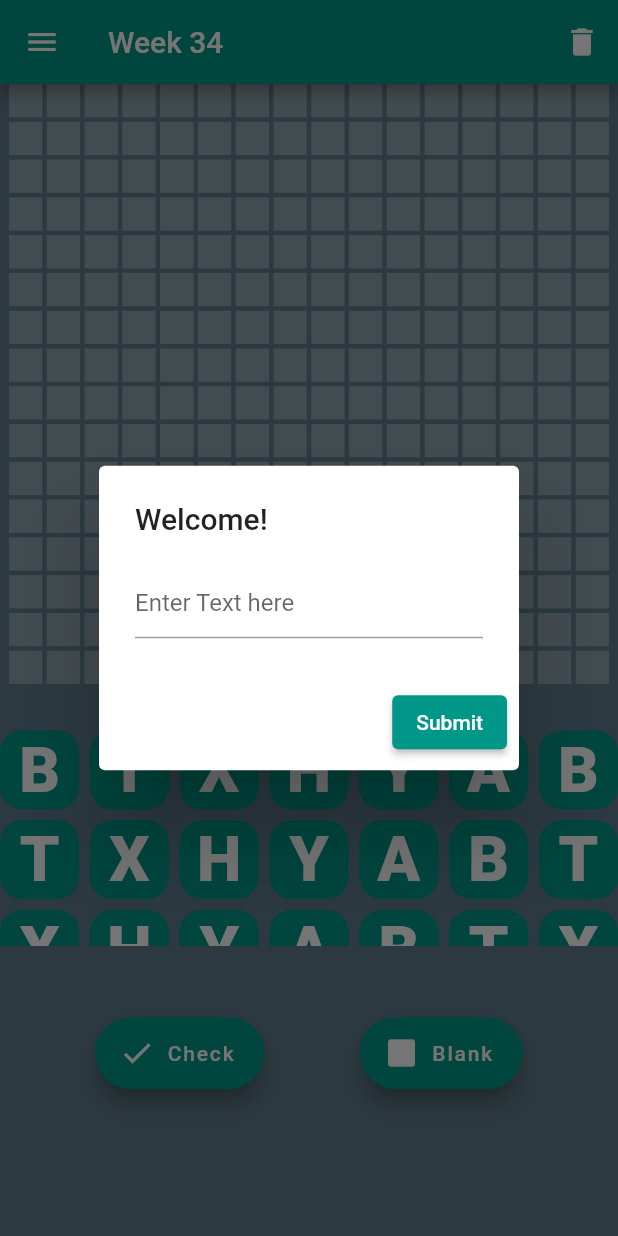
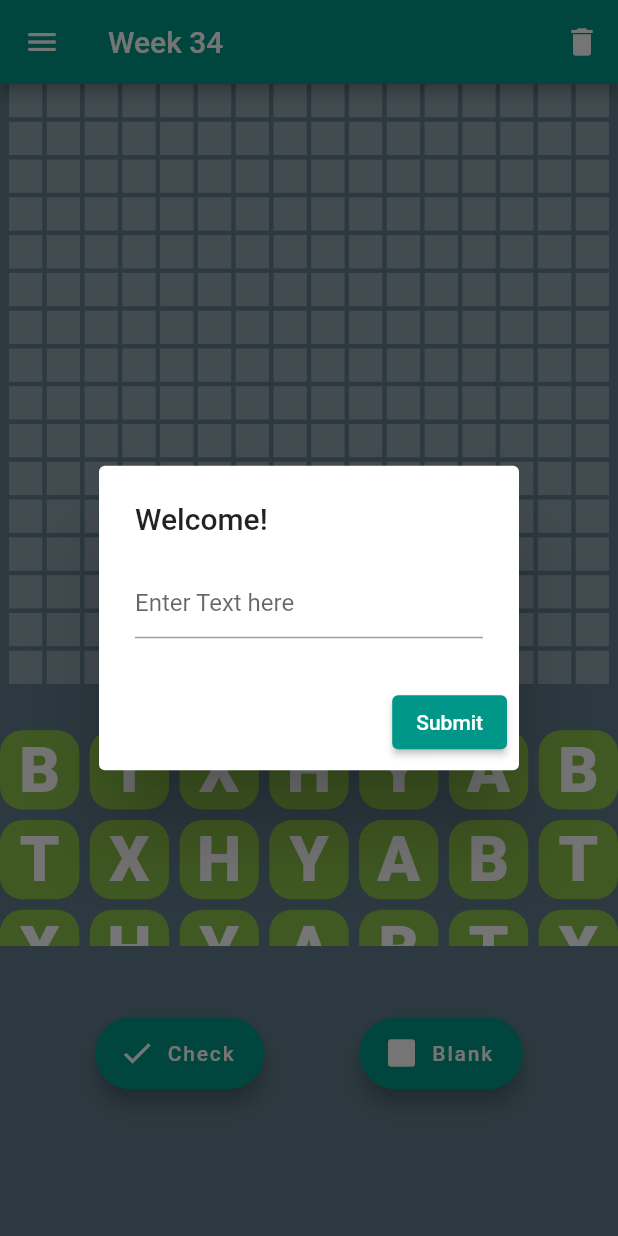
Before and after one commit to jasonworden37/letr, a Flutter app: the screen it shows after launch, on a phone screen of 412 x 824 dp. Run offline on Flutter 3.47's test engine with Material 2 defaults, Android fonts, the phone set to English and light mode, and no system bars; drawn by our look-alikes of google_mobile_ads; our stand-ins replace google_fonts, shared_preferences; missing offline and left inert: animated_widgets; network calls fail; Roboto replaces fonts that are missing (Grandstander).

Commit message:
Finally caught up on all comments for functions and variables.

```diff
--- a/lib/Tile.dart
+++ b/lib/Tile.dart
@@ -4,15 +4,25 @@ import 'package:google_fonts/google_fonts.dart';
 import 'home.dart';
 
 class Tile extends StatefulWidget {
+  /// The letter that the tile is representing
   String letter;
+  /// The specific hash for the tile, this is important because if we have two
+  /// tiles that are the same letter, we would have no way of telling the actual
+  /// objects apart unless each one had a has
   int hash;
-  bool vis;
+  /// Boolean variable to indicate if a tile should be visible or not. It should
+  /// always be visible if it has not been placed on the target board. And it
+  /// should never be visible if it has been placed on the target board.
+  bool visibility;
+  /// Controller Object that is used so that the home page and target class
+  /// can communicate with this class
   final TileController controller;
 
+  /// Constructor for this class
   Tile(
       {Key? key,
       required this.letter,
-      required this.vis,
+      required this.visibility,
       required this.controller,
       required this.hash})
       : super(key: key);
@@ -22,43 +32,74 @@ class Tile extends StatefulWidget {
 }
 
 class _Tile extends State<Tile> {
+  /// Constructor for _Tile class
   _Tile(TileController _controller) {
-    _controller.setVis = setVisa;
+    _controller.setVisibility = setVisibility;
   }
 
-  void setVisa()
+  /// A function that is passed to the TileController. When called, it sets
+  /// the visibility of the specific widget to true. This can be called from the
+  /// target class when a user taps a target to get rid of the letter
+  void setVisibility()
   {
     setState(() {
-      widget.vis = true;
+      widget.visibility = true;
     });
   }
 
+  /// Our main widget for the Tile Class
   @override
   Widget build(BuildContext context) {
+    /// This widget allows our container to be draggable
     return Draggable<Let>(
       data: Let(widget.letter, widget.hash),
-      child: Container(
-          height: 50,
-          width: 50,
+      /// This widget allows our container to be visible or invisible
+      /// This Draggable child is the thing we see when the tile is in the
+      /// rack of letters
+      child: Visibility(
+          visible: widget.visibility,
+          maintainSize: true,
+          maintainAnimation: true,
+          maintainState: true,
+          /// Our actual container for the tile
+          child: Container(
+              height: 25,
+              width: 25,
               decoration: const BoxDecoration(
-                color: Colors.teal,
+                color: Colors.lightGreen,
                 borderRadius: BorderRadius.all(Radius.circular(15.0)),
               ),
               child: Center(
                   child: Text(widget.letter,
-                      style: GoogleFonts.grandstander(fontSize: 42,fontWeight: FontWeight.w900, color: Colors.white)))),
+                      style: GoogleFonts.grandstander(fontSize: 42,fontWeight: FontWeight.w900, color: Colors.white))))),
+      /// This feedback container for Draggable is what we see while we are dragging
+      /// the object. This is a little different than when it is set in place
       feedback: Container(
-          height: 38,
-          width: 38,
+          height: 50,
+          width: 50,
           decoration: const BoxDecoration(
-            color: Colors.yellow,
+            color: Colors.lightGreen,
             borderRadius: BorderRadius.all(Radius.circular(15.0)),
           ),
           child: Center(
               child: Text(widget.letter,
                   style: GoogleFonts.grandstander(fontSize: 42,fontWeight: FontWeight.w900, color: Colors.white, decoration: TextDecoration.none)))),
+      /// This childWhenDragging container is what we see on the rack of letters
+      /// while we are dragging a letter. In this case we set it to an empty container
+      /// to give the user the illusion we have picked it up
       childWhenDragging: Container(),
+      /// This function automatically gets called when we put the tile down
+      /// Here is where we set the visibility to false
       onDragCompleted: () {
+        setState(() {
+          //widget.visibility = false;
+        });
+      },
+      /// This function automatically gets called when we start dragging a tile
+      onDragStarted: (){
+      },
+      /// This function automatically gets called when we finish dragging a tile
+      onDragEnd: (data){
 
       },
     );
--- a/lib/home.dart
+++ b/lib/home.dart
@@ -84,6 +84,9 @@ class _HomePageState extends State<HomePage> {
 
   /// A list of our TargetController
   List<TargetController> targetControllers = [];
+
+  /// A list of our TileControllers
+  List<TileController> tileControllers = [];
 
   /// The variables to hold our ads
   BannerAd? banner;
@@ -375,13 +378,13 @@ class _HomePageState extends State<HomePage> {
   }
 
   /// TODO: Take care of the visibility for the tiles and targets
-  void doVisibility() {
+  Future<void> doVisibility() async {
     // List<int> temp = [];
     // for (var x = 0; x < height; x++) {
     //   for (var y = 0; y < width; y++) {
     //     if (list[x][y] != "-") {
     //       int index = (x * width) + y;
-    //       if (targets[index].l != "") {
+    //       if ( targets.[index].l != "") {
     //         temp.add(targets[index].hash);
     //       }
     //     }
@@ -526,7 +529,7 @@ class _HomePageState extends State<HomePage> {
     for (int lnIndex = 0; lnIndex < letters.length; lnIndex++) {
       /// Add the created tiles to the temp list
       tempTiles.add(Tile(
-          vis: true,
+          visibility: true,
           letter: letters[lnIndex],
           controller: TileController(),
           hash: lnIndex));
@@ -574,18 +577,18 @@ class Let {
   Let(this.letter, this.id);
 }
 
-/// Class TileController to control the tiles
+/// Class TileController to allow communication between the Tile, Target and
+/// Home dart objects
 class TileController {
-  late void Function() setVis;
+  late void Function() setVisibility;
 }
 
-/// Class TargetController used to control the Targets
+/// Class TargetController to allow communication between the Tile, Target and
+/// Home dart objects
 class TargetController {
   late void Function() clearLetter;
   late void Function() setColor;
-  late void Function() setR;
-  late void Function() shake;
 }
 
-/// The callback function for visibility
+/// The callback function for visibility. This is call
 typedef VisibilityCallback = void Function();
--- a/lib/main.dart
+++ b/lib/main.dart
@@ -4,10 +4,13 @@ import 'package:letr/splash_screen.dart';
 import 'package:provider/provider.dart';
 import 'ad_state.dart';
 
+/// This main function gets called when we first start the app
 void main() {
+  /// Initialize some ad stuff
   WidgetsFlutterBinding.ensureInitialized();
   final initFuture = MobileAds.instance.initialize();
   final adState = AdState(initFuture);
+  /// Run our app
   runApp(
     Provider.value(
       value: adState,
@@ -16,8 +19,11 @@ void main() {
   );
 }
 
+/// This class is our MainApp Class. It is the first class used when we
+/// first run our app
 class MainApp extends StatelessWidget {
   const MainApp({Key? key}) : super(key: key);
+  /// This is our main widget for this class. It is a simple splash screen
   @override
   Widget build(BuildContext context) {
     return MaterialApp(
--- a/lib/target.dart
+++ b/lib/target.dart
@@ -5,14 +5,20 @@ import 'package:google_fonts/google_fonts.dart';
 import 'home.dart';
 
 class Target extends StatefulWidget {
+  /// Define some integers, x and y used for the coordinate in the grid,
+  /// hash used for the index of the array so that each target has its on
+  /// unique value we can use to address it
   int x, y, hash = -1;
+  /// Define the color of the target
   Color col = Colors.transparent;
-  bool isRed = false, shouldShake = false;
+  /// Define some strings, L is the letter on the target
   String c, l = "";
-  List<String> triedLetters = [];
   TargetController controller;
+  /// Initialize a callback function that allows us to communicate with the
+  /// home page and turn on or off the visibility of any of our tiles
   final VisibilityCallback onVisibilitySelect;
 
+  /// Constructor for the target class
   Target(
       {Key? key,
       required this.x,
@@ -27,60 +33,43 @@ class Target extends StatefulWidget {
 }
 
 class _Target extends State<Target> {
+  /// Define our targetController. This allows the Home page to call function
+  /// and change the state of a particular target
   _Target(TargetController controller) {
     controller.clearLetter = clearLetter;
     controller.setColor = setColor;
-    controller.setR = setR;
-    controller.shake = shake;
   }
 
+  /// Gets the color that the target should be depending on what is in the target
   Color getColor() {
+    /// If there is nothing in the target, make it white30
     if (widget.c != "-") {
       widget.col = Colors.white30;
-    } else {
+    }
+    /// Otherwise, there is a letter there. Change the color to the color of
+    /// the tile
+    else
+    {
       widget.col = Colors.transparent;
     }
     return widget.col;
   }
 
+  /// Updates and clears the letter that is in the target
   void clearLetter() {
     setState(() {
       widget.l = "";
     });
   }
 
+  /// Updates the color of the target when this function is called
   void setColor() {
     setState(() {
       getColor();
     });
   }
 
-  void shake() {
-      setState(() {
-        widget.shouldShake = true;
-      });
-  }
-
-  void setR() {
-    if (widget.isRed) {
-      setState(() {
-        widget.isRed = false;
-      });
-    }
-  }
-
-  double shake2(double animation) =>
-      2 * (0.5 - (0.5 - Curves.bounceOut.transform(animation)).abs());
-
-  Offset getOffSet(double animation) {
-    if (widget.shouldShake) {
-      widget.shouldShake = false;
-      return Offset(20 * shake2(animation), 0);
-    }
-    return const Offset(0, 0);
-  }
-
-
+  /// Our main Widget for a target block
   @override
   Widget build(BuildContext context) {
     return DragTarget<Let>(
@@ -89,43 +78,48 @@ class _Target extends State<Target> {
         List<dynamic> accepted,
         List<dynamic> rejected,
       ) {
+        /// Inkwell allows us to be able to tap the Container
         return InkWell(
-            onTap: () {
+          /// This function is called when we tap the inkWell/Container
+          /// When this happens, we want to set the letter of the target to
+          /// nothing and make this letter visible again
+          onTap: () {
                 setState(() {
-                  widget.shouldShake = false;
                   widget.l = "";
                   widget.hash = -1;
                   widget.onVisibilitySelect();
                 });
             },
-            child: ShakeAnimatedWidget(
-                enabled: widget.shouldShake,
-                duration: const Duration(milliseconds: 1500),
-                shakeAngle: Rotation.deg(z:10 ),
-                curve: Curves.linear,
-                child: Container(
+            /// The actual container for the target
+            child:  Container(
                   decoration: BoxDecoration(
-                    color: (widget.isRed) ? Colors.red : getColor(),
+                    color: getColor(),
                   ),
                   height: 100.0,
                   width: 100.0,
                   child: Center(
+                    /// The letter that appears on the Target
                     child: Text(widget.l,
                         style: GoogleFonts.grandstander(
                             fontSize: 21,
                             fontWeight: FontWeight.w900,
                             color: Colors.white)),
                   ),
-                )));
+                ));
       },
+      /// This function is called when a target block accepts a tile
+      /// This is where we change the target letter to whatever the tile
+      /// letter was. We also need to set the visibility of the tile it came from
       onAccept: (data) {
         setState(() {
-          widget.isRed = false;
           widget.l = data.letter;
           widget.hash = data.id;
           widget.onVisibilitySelect();
         });
       },
+      /// This function is called before a tile is accepted in a target
+      /// In this case, we only allow a user to put a tile on a target if there
+      /// is not already a tile there
       onWillAccept: (data) {
         return widget.c != "-";
       },
```
Also changed, not shown: lib/profile_storage.dart (+9 -0 lines).
